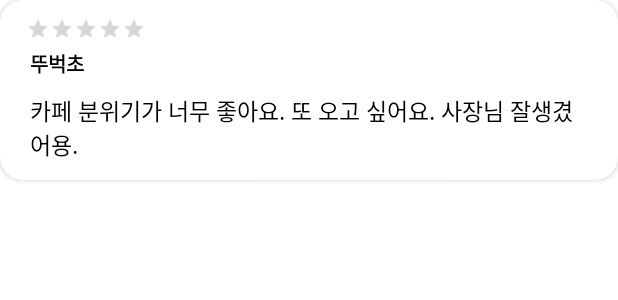
After one commit to CaZaIt/CaZaIt-Android-Private, an Android app: the layout item_cafe_info_review.xml on its own in the app's theme, with its tools: preview values and no code run, on a phone screen of 412 x 824 dp. The commit adds this screen. Shown: the top 300 px of the screen. Run offline under Robolectric (Android 15) with nearby library versions, the phone set to English and light mode, and no system bars.

Commit message:
[Feat] #35 - 카페 상세 페이지
- 리뷰 Fragment 구현 완료
- ViewPager2를 이용해서 상세 페이지 내부 이미지 슬라이드 가능
- 카페 상세 Activity와 두가지 Fragment 연결 완료
- 추가로 '리뷰쓰기'버튼 와리가리 가능
- 서버와 연결하여 데이터 주고받기만 하면 완료

```diff
--- a/app/src/main/res/drawable/selector_info.xml
+++ b/app/src/main/res/drawable/selector_info.xml
@@ -1,5 +1,5 @@
 <?xml version="1.0" encoding="utf-8"?>
 <selector xmlns:android="http://schemas.android.com/apk/res/android">
-    <item android:state_pressed="true" android:color="@color/cafe_list_orange"/>
-    <item android:state_pressed="false" android:color="@color/main_black"/>
+    <item android:state_selected="true" android:color="@color/cafe_list_orange"/>
+    <item android:state_selected="false" android:color="@color/main_black"/>
 </selector>
--- a/app/src/main/res/layout/fragment_cafe_info_review.xml
+++ b/app/src/main/res/layout/fragment_cafe_info_review.xml
@@ -13,13 +13,13 @@
             android:layout_height="match_parent">
 
             <androidx.recyclerview.widget.RecyclerView
-                android:id="@+id/rv_cafe_info_menus"
+                android:id="@+id/rv_cafe_info_reviews"
                 android:layout_width="match_parent"
                 android:layout_height="match_parent"
                 app:layoutManager="androidx.recyclerview.widget.LinearLayoutManager" />
 
             <FrameLayout
-                android:id="@+id/pb_menu_loader_view"
+                android:id="@+id/pb_review_loader_view"
                 android:layout_width="match_parent"
                 android:layout_height="match_parent"
                 android:clickable="true"
--- /dev/null
+++ b/app/src/main/res/layout/item_cafe_info_review.xml
@@ -0,0 +1,56 @@
+<?xml version="1.0" encoding="utf-8"?>
+<layout xmlns:android="http://schemas.android.com/apk/res/android"
+    xmlns:app="http://schemas.android.com/apk/res-auto">
+
+    <data>
+
+    </data>
+
+    <androidx.constraintlayout.widget.ConstraintLayout
+        android:layout_width="match_parent"
+        android:layout_height="120dp"
+        android:background="@drawable/round_cafe_info"
+        android:elevation="2dp">
+
+        <androidx.appcompat.widget.AppCompatRatingBar
+            android:id="@+id/rating"
+            style="@style/Widget.AppCompat.RatingBar.Small"
+            android:layout_width="wrap_content"
+            android:layout_height="wrap_content"
+            android:layout_marginStart="17.55dp"
+            android:layout_marginTop="11dp"
+            android:isIndicator="true"
+            android:numStars="5"
+            android:rating="0"
+            android:stepSize="1"
+            app:layout_constraintStart_toStartOf="parent"
+            app:layout_constraintTop_toTopOf="parent" />
+
+        <TextView
+            android:id="@+id/tv_user"
+            android:layout_width="wrap_content"
+            android:layout_height="wrap_content"
+            android:layout_marginStart="20dp"
+            android:layout_marginTop="4.52dp"
+            android:text="@string/review_user"
+            android:textColor="@color/main_black"
+            android:textSize="13sp"
+            android:textStyle="bold"
+            app:layout_constraintStart_toStartOf="parent"
+            app:layout_constraintTop_toBottomOf="@id/rating" />
+
+        <TextView
+            android:id="@+id/tv_content"
+            android:layout_width="0dp"
+            android:layout_height="wrap_content"
+            android:layout_marginStart="20dp"
+            android:layout_marginTop="9dp"
+            android:layout_marginEnd="20dp"
+            android:text="@string/review_content"
+            android:textColor="@color/main_black"
+            android:textSize="15sp"
+            app:layout_constraintEnd_toEndOf="parent"
+            app:layout_constraintStart_toStartOf="parent"
+            app:layout_constraintTop_toBottomOf="@id/tv_user" />
+    </androidx.constraintlayout.widget.ConstraintLayout>
+</layout>
--- a/app/src/main/res/values/strings.xml
+++ b/app/src/main/res/values/strings.xml
@@ -69,6 +69,10 @@
     <string name="menu_won">원</string>
     <string name="menu_desc">우리나라 원두를 사용하여 더욱 달달한 풍미가 살아있는 최고급 아메리카노</string>
 
+    <!-- Item Cafe Review -->
+    <string name="review_user">뚜벅초</string>
+    <string name="review_content">카페 분위기가 너무 좋아요. 또 오고 싶어요. 사장님 잘생겼어용.</string>
+
     <!-- TODO: Remove or change this placeholder text -->
     <string name="hello_blank_fragment">Hello blank fragment</string>
 </resources>
```
Also changed, not shown: app/src/main/java/org/cazait/data/model/CafeReview.kt (added, +10 -0 lines), app/src/main/java/org/cazait/data/model/CafeReviewResData.kt (added, +7 -0 lines), app/src/main/java/org/cazait/data/model/response/CafeReviewRes.kt (added, +17 -0 lines), app/src/main/java/org/cazait/ui/adapter/CafeImgAdapter.kt (added, +30 -0 lines), app/src/main/java/org/cazait/ui/adapter/CafeInfoReviewAdapter.kt (added, +50 -0 lines), app/src/main/java/org/cazait/ui/component/cafeinfo/CafeInfoActivity.kt (+53 -4 lines), app/src/main/java/org/cazait/ui/component/cafeinfo/CafeInfoViewModel.kt (+23 -0 lines), app/src/main/java/org/cazait/ui/component/cafeinfo/review/CafeInfoReviewFragment.kt (+50 -6 lines), app/src/main/java/org/cazait/ui/component/cafeinfo/review/CafeInfoReviewViewModel.kt (+42 -0 lines), app/src/main/res/layout/item_cafe_img.xml (added, +14 -0 lines), app/src/main/res/drawable/image_cafe_ex1.png (added), app/src/main/res/drawable/image_cafe_ex2.png (added).
